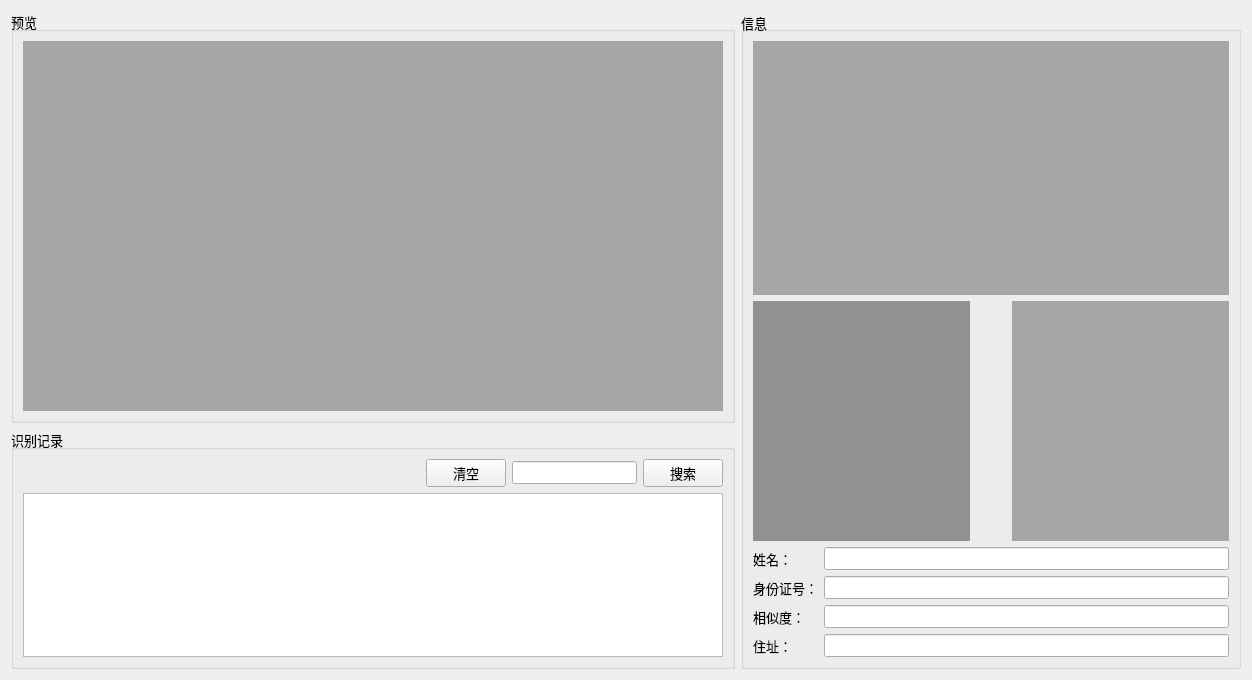
The window that previewview.ui (NevilleNoah/HikvisionCamera2) describes before a commit, drawn with Qt 5.
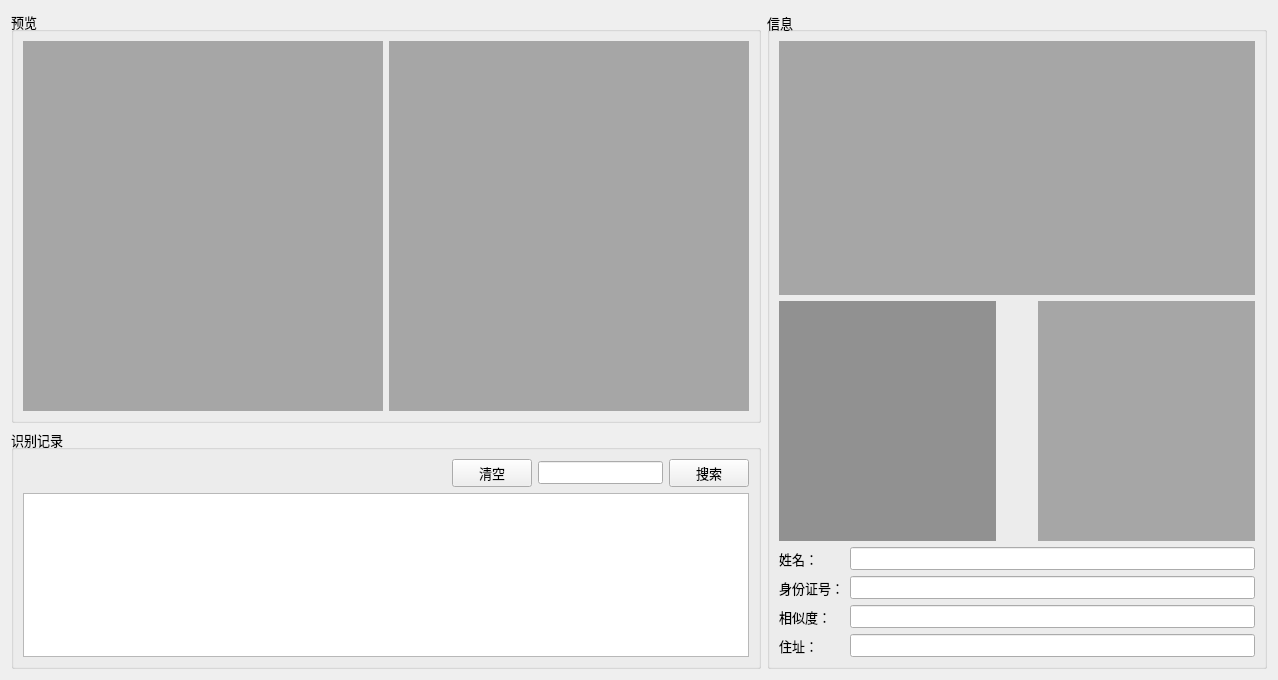
The same window after the commit.

Diff of the .ui file:
```diff
--- a/previewview.ui
+++ b/previewview.ui
@@ -6,7 +6,7 @@
    <rect>
     <x>0</x>
     <y>0</y>
-    <width>1080</width>
+    <width>1248</width>
     <height>680</height>
    </rect>
   </property>
@@ -47,6 +47,8 @@
          <property name="title">
           <string>预览</string>
          </property>
+         <layout class="QVBoxLayout" name="verticalLayout_7">
+          <item>
          <layout class="QHBoxLayout" name="horizontalLayout_5">
           <item>
            <widget class="QLabel" name="picPreview1">
@@ -58,7 +60,7 @@
             </property>
             <property name="minimumSize">
              <size>
-              <width>700</width>
+                <width>360</width>
               <height>0</height>
              </size>
             </property>
@@ -136,6 +138,97 @@
              <string/>
             </property>
            </widget>
+            </item>
+            <item>
+             <widget class="QLabel" name="picPreview2">
+              <property name="sizePolicy">
+               <sizepolicy hsizetype="Expanding" vsizetype="Expanding">
+                <horstretch>0</horstretch>
+                <verstretch>0</verstretch>
+               </sizepolicy>
+              </property>
+              <property name="minimumSize">
+               <size>
+                <width>360</width>
+                <height>0</height>
+               </size>
+              </property>
+              <property name="palette">
+               <palette>
+                <active>
+                 <colorrole role="Base">
+                  <brush brushstyle="SolidPattern">
+                   <color alpha="255">
+                    <red>255</red>
+                    <green>255</green>
+                    <blue>255</blue>
+                   </color>
+                  </brush>
+                 </colorrole>
+                 <colorrole role="Window">
+                  <brush brushstyle="SolidPattern">
+                   <color alpha="196">
+                    <red>145</red>
+                    <green>145</green>
+                    <blue>145</blue>
+                   </color>
+                  </brush>
+                 </colorrole>
+                </active>
+                <inactive>
+                 <colorrole role="Base">
+                  <brush brushstyle="SolidPattern">
+                   <color alpha="255">
+                    <red>255</red>
+                    <green>255</green>
+                    <blue>255</blue>
+                   </color>
+                  </brush>
+                 </colorrole>
+                 <colorrole role="Window">
+                  <brush brushstyle="SolidPattern">
+                   <color alpha="196">
+                    <red>145</red>
+                    <green>145</green>
+                    <blue>145</blue>
+                   </color>
+                  </brush>
+                 </colorrole>
+                </inactive>
+                <disabled>
+                 <colorrole role="Base">
+                  <brush brushstyle="SolidPattern">
+                   <color alpha="196">
+                    <red>145</red>
+                    <green>145</green>
+                    <blue>145</blue>
+                   </color>
+                  </brush>
+                 </colorrole>
+                 <colorrole role="Window">
+                  <brush brushstyle="SolidPattern">
+                   <color alpha="196">
+                    <red>145</red>
+                    <green>145</green>
+                    <blue>145</blue>
+                   </color>
+                  </brush>
+                 </colorrole>
+                </disabled>
+               </palette>
+              </property>
+              <property name="autoFillBackground">
+               <bool>true</bool>
+              </property>
+              <property name="frameShape">
+               <enum>QFrame::NoFrame</enum>
+              </property>
+              <property name="text">
+               <string/>
+              </property>
+             </widget>
+            </item>
+           </layout>
           </item>
          </layout>
         </widget>
```
Lines whose indentation alone changed are shown as unchanged.
